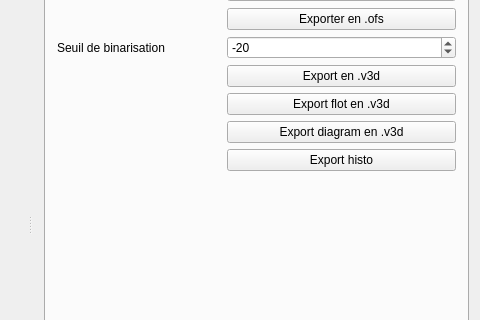
Before: the Qt Designer form ui/mainwindow.ui in akrah/TKDetection, drawn with Qt 5; both pictures show x 556 to 1036 and y 199 to 519 of the 1036 by 928 pixel window.
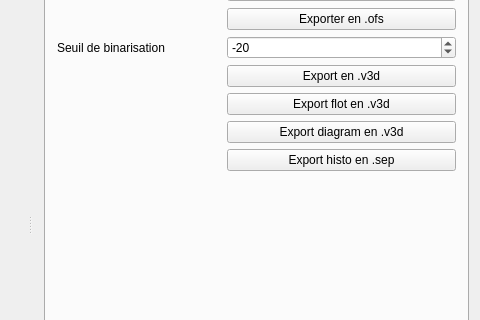
After: the same form once the commit is applied. Custom widgets are drawn as their Qt base class.

Commit message: fin export histo

The edit to the form file:
```diff
--- a/ui/mainwindow.ui
+++ b/ui/mainwindow.ui
@@ -912,7 +912,7 @@
          <item row="10" column="1">
           <widget class="QPushButton" name="_buttonExportHisto">
            <property name="text">
-            <string>Export histo</string>
+            <string>Export histo en .sep</string>
            </property>
           </widget>
          </item>
```
The commit also changes 1 other file.
